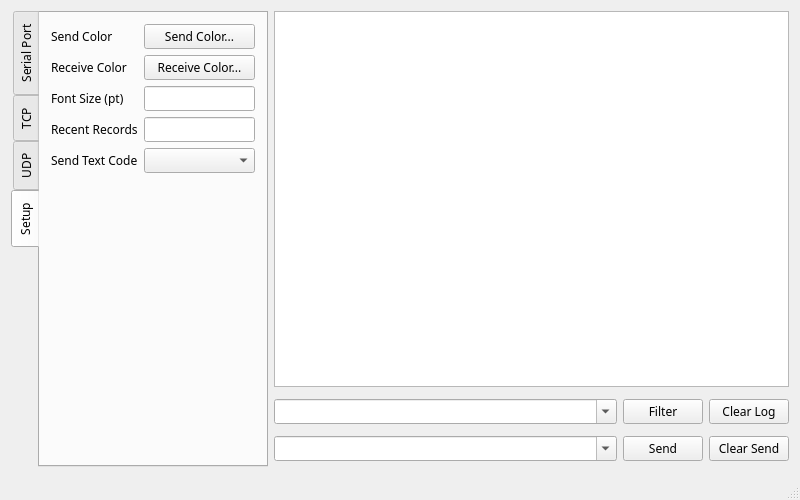
First picture: the form in mainwindow.ui, repository qqj1228/CommHelper, before the edit.
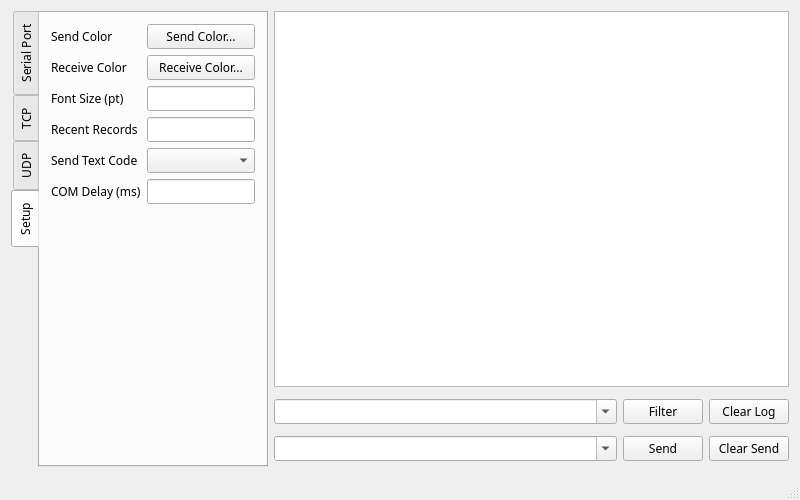
Second picture: the form after the edit. The open tabs and pages were chosen to show the change.

Commit message: added COM receive delay time

Diff of the .ui file:
```diff
--- a/mainwindow.ui
+++ b/mainwindow.ui
@@ -594,6 +594,16 @@
         <item row="4" column="1">
          <widget class="QComboBox" name="cbxTextCode"/>
         </item>
+        <item row="5" column="0">
+         <widget class="QLabel" name="label_19">
+          <property name="text">
+           <string>COM Delay (ms)</string>
+          </property>
+         </widget>
+        </item>
+        <item row="5" column="1">
+         <widget class="QLineEdit" name="edtRecvDelay"/>
+        </item>
        </layout>
       </widget>
      </widget>
```
The commit also changes 10 other files.
